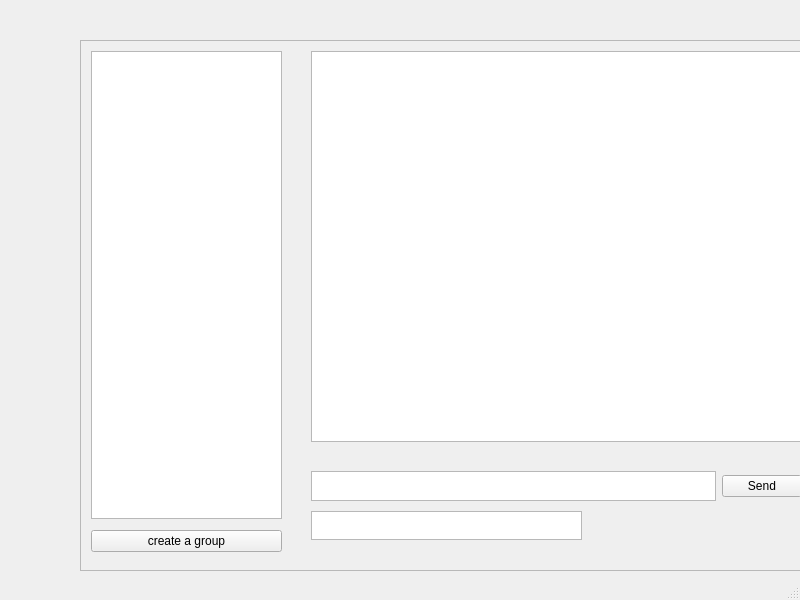
linadells/messanger, file lab9/mainwindow.ui: the form before one commit.
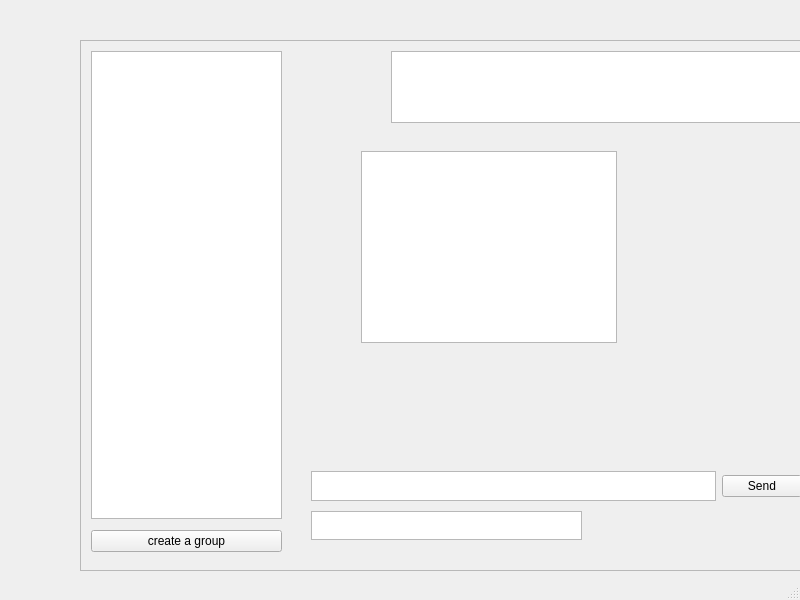
The form after the commit.

```diff
--- a/lab9/mainwindow.ui
+++ b/lab9/mainwindow.ui
@@ -76,10 +76,10 @@
      <widget class="QWidget" name="verticalLayoutWidget_4">
       <property name="geometry">
        <rect>
-        <x>230</x>
+        <x>310</x>
         <y>10</y>
-        <width>491</width>
-        <height>391</height>
+        <width>411</width>
+        <height>72</height>
        </rect>
       </property>
       <layout class="QVBoxLayout" name="verticalLayout_4">
@@ -157,6 +157,16 @@
        <bool>true</bool>
       </property>
      </widget>
+     <widget class="QTextBrowser" name="textBrowser">
+      <property name="geometry">
+       <rect>
+        <x>280</x>
+        <y>110</y>
+        <width>256</width>
+        <height>192</height>
+       </rect>
+      </property>
+     </widget>
     </widget>
    </widget>
   </widget>
```
